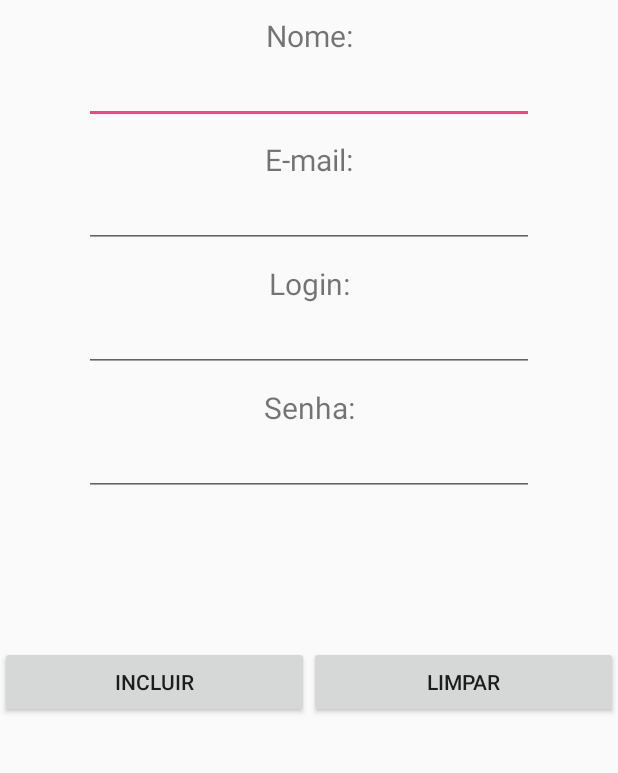
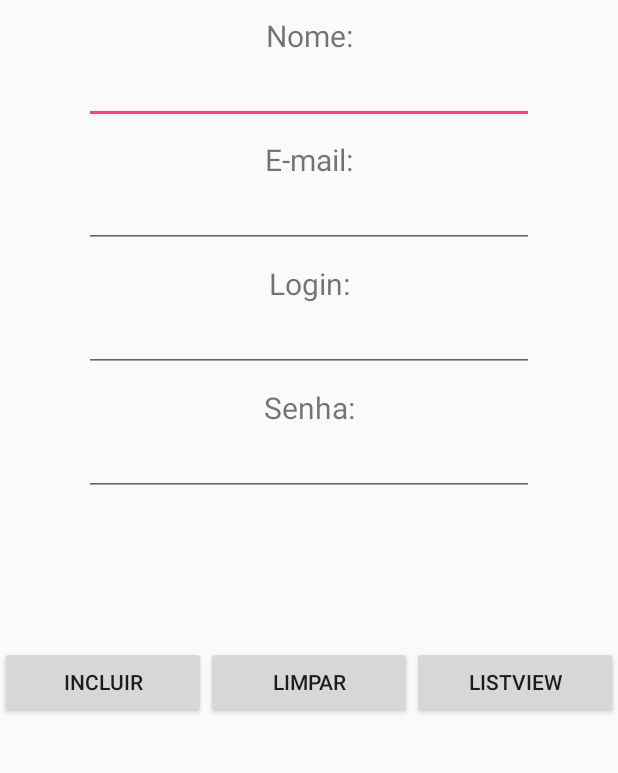
Before and after one commit to EdsonRgr/ProjetoAndroid, an Android app: the screen it shows after launch (MainActivity), on a phone screen of 412 x 824 dp, the part 183-956 px from its top. Run offline under Robolectric (Android 15) with nearby library versions, the phone set to English and light mode, and no system bars.

Commit message:
Colocando ListView

```diff
--- a/TelaCadastro/app/build.gradle
+++ b/TelaCadastro/app/build.gradle
@@ -24,7 +24,7 @@ android {
 
 dependencies {
     implementation fileTree(dir: 'libs', include: ['*.jar'])
-    implementation"org.jetbrains.kotlin:kotlin-stdlib-jdk7:$kotlin_version"
+    implementation "org.jetbrains.kotlin:kotlin-stdlib-jdk7:$kotlin_version"
     implementation 'com.android.support:appcompat-v7:28.0.0'
     implementation 'com.android.support.constraint:constraint-layout:1.1.3'
     testImplementation 'junit:junit:4.12'
--- a/TelaCadastro/app/src/main/AndroidManifest.xml
+++ b/TelaCadastro/app/src/main/AndroidManifest.xml
@@ -16,6 +16,9 @@
                 <category android:name="android.intent.category.LAUNCHER" />
             </intent-filter>
         </activity>
+        <activity
+            android:name=".tela_listview"
+            android:label="@string/title_activity_tela_listview"></activity>
     </application>
 
 </manifest>
--- a/TelaCadastro/app/src/main/java/com/example/aluno/telacadastro/MainActivity.kt
+++ b/TelaCadastro/app/src/main/java/com/example/aluno/telacadastro/MainActivity.kt
@@ -5,8 +5,10 @@ import android.os.Bundle
 import android.view.View
 import android.widget.Button
 import android.widget.TextView
+import com.example.aluno.telacadastro.R.layout.activity_tela_listview
 import kotlinx.android.synthetic.*
 import kotlinx.android.synthetic.main.activity_main.*
+import org.jetbrains.anko.startActivity
 
 import org.jetbrains.anko.toast
 
@@ -16,8 +18,11 @@ class MainActivity : AppCompatActivity() {
         super.onCreate(savedInstanceState)
         setContentView(R.layout.activity_main)
 
-    val btnincluir : Button = findViewById<Button>(R.id.incluir)
-        val btnlimpar : Button = findViewById<Button>(R.id.limpar)
+        val btnincluir : Button = findViewById<Button>(R.id.btnincluir)
+        val btnlimpar : Button = findViewById<Button>(R.id.btnlimpar)
+        val btnlistview : Button = findViewById<Button>(R.id.btnlistview)
+
+
 
         btnincluir.setOnClickListener(View.OnClickListener {
         })
@@ -29,6 +34,10 @@ class MainActivity : AppCompatActivity() {
             val txtsenha = txtsenha.text.clear()
 
         })
+        btnlistview.setOnClickListener(View.OnClickListener {
+            toast("Botão listview clicado");
+            startActivity<tela_listview>()
+        })
 
 
     }
--- a/TelaCadastro/app/src/main/res/layout/activity_main.xml
+++ b/TelaCadastro/app/src/main/res/layout/activity_main.xml
@@ -9,7 +9,9 @@
     <LinearLayout
         android:layout_width="match_parent"
         android:layout_height="match_parent"
-        android:orientation="vertical">
+        android:orientation="vertical"
+        tools:layout_editor_absoluteX="0dp"
+        tools:layout_editor_absoluteY="0dp">
 
         <TextView
             android:id="@+id/Cadastro"
@@ -22,17 +24,14 @@
             android:textSize="30sp" />
 
 
-
-
         <TextView
             android:id="@+id/Nome"
             android:layout_width="match_parent"
             android:layout_height="wrap_content"
+            android:layout_marginTop="10dp"
             android:text="Nome:"
             android:textAlignment="center"
-            android:textSize="20sp"
-            android:layout_marginTop="10dp"
-            />
+            android:textSize="20sp" />
 
 
         <EditText
@@ -65,12 +64,12 @@
             android:id="@+id/Login"
             android:layout_width="match_parent"
             android:layout_height="wrap_content"
-            android:textAlignment="center"
-            android:textSize="20sp"
             android:layout_marginTop="10dp"
             android:inputType="textEmailAddress"
+            android:text="Login:"
+            android:textAlignment="center"
 
-            android:text="Login:" />
+            android:textSize="20sp" />
 
         <EditText
             android:id="@+id/txtlogin"
@@ -85,26 +84,24 @@
             android:id="@+id/Senha"
             android:layout_width="match_parent"
             android:layout_height="wrap_content"
+            android:layout_marginTop="10dp"
+            android:text="Senha:"
             android:textAlignment="center"
-            android:textSize="20sp"
-            android:layout_marginTop="10dp"
-            android:text="Senha:" />
+            android:textSize="20sp" />
 
         <EditText
             android:id="@+id/txtsenha"
             android:layout_width="300dp"
             android:layout_height="wrap_content"
+            android:layout_gravity="center"
             android:ems="10"
-            android:inputType="textPassword"
-            android:layout_gravity="center"
-            />
+            android:inputType="textPassword" />
 
         <LinearLayout
             android:layout_width="match_parent"
             android:layout_height="match_parent"
-            android:orientation="horizontal"
             android:layout_marginTop="100dp"
-            >
+            android:orientation="horizontal">
 
             <Button
                 android:id="@+id/btnincluir"
@@ -119,6 +116,13 @@
                 android:layout_height="wrap_content"
                 android:layout_weight="1"
                 android:text="Limpar" />
+
+            <Button
+                android:id="@+id/btnlistview"
+                android:layout_width="wrap_content"
+                android:layout_height="wrap_content"
+                android:layout_weight="1"
+                android:text="listview" />
         </LinearLayout>
 
     </LinearLayout>
--- a/TelaCadastro/app/src/main/res/values/strings.xml
+++ b/TelaCadastro/app/src/main/res/values/strings.xml
@@ -1,3 +1,4 @@
 <resources>
     <string name="app_name">TelaCadastro</string>
+    <string name="title_activity_tela_listview">tela_listview</string>
 </resources>
```
Also changed, not shown: TelaCadastro/app/src/main/java/com/example/aluno/telacadastro/tela_listview.kt (added, +34 -0 lines), TelaCadastro/app/src/main/res/layout/activity_tela_listview.xml (added, +15 -0 lines), 2 other files.
